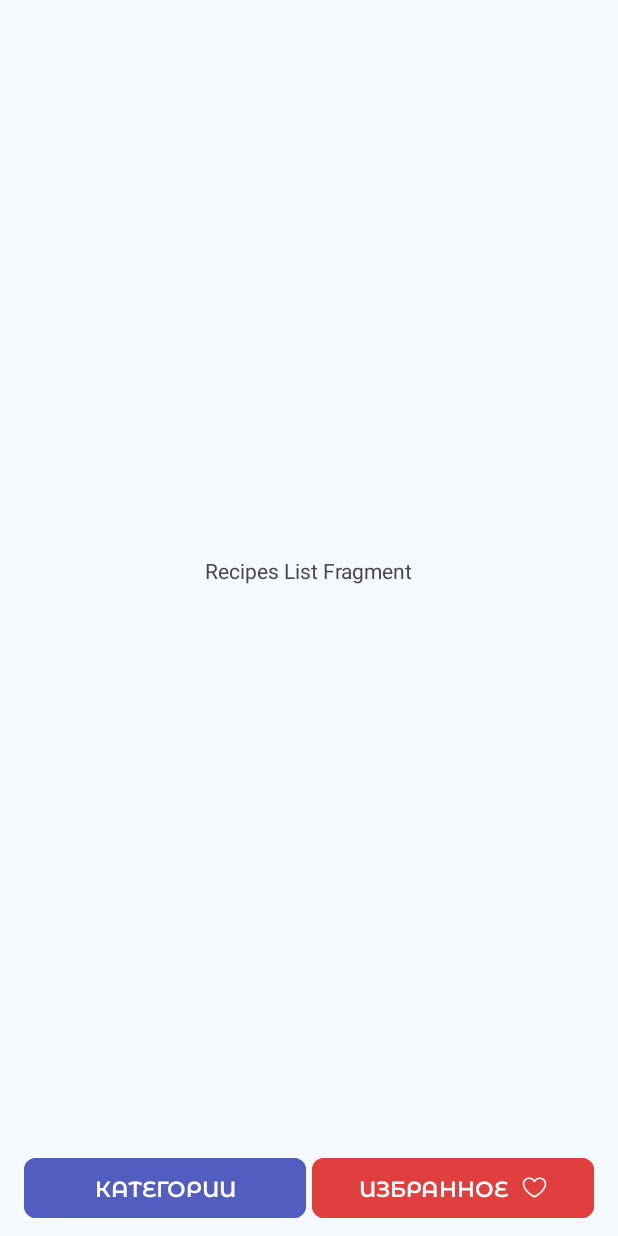
After one commit to drop189/AndroidSprint, an Android app: the fragment RecipesListFragment placed in its activity, on a phone screen of 412 x 824 dp. The commit adds this screen. Run offline under Robolectric (Android 15) with nearby library versions, the phone set to English and light mode, and no system bars.

Commit message:
AS-RA-09-01 done task

```diff
--- a/app/src/main/java/com/example/androidsprint/CategoriesListAdapter.kt
+++ b/app/src/main/java/com/example/androidsprint/CategoriesListAdapter.kt
@@ -7,16 +7,27 @@ import android.view.View
 import android.view.ViewGroup
 import android.widget.ImageView
 import android.widget.TextView
+import androidx.cardview.widget.CardView
 import androidx.recyclerview.widget.RecyclerView
 import com.example.androidsprint.databinding.ItemCategoryBinding
 import com.example.androidsprint.entity.Category
 
 class CategoriesListAdapter(private val dataSet: List<Category>) :
     RecyclerView.Adapter<CategoriesListAdapter.ViewHolder>() {
+    interface OnItemClickListener {
+        fun onItemClick()
+    }
+
+    private var itemClickListener: OnItemClickListener? = null
+
+    fun setOnItemClickListener(listener: OnItemClickListener){
+        itemClickListener = listener
+    }
 
     class ViewHolder(view: View) : RecyclerView.ViewHolder(view) {
         private val binding = ItemCategoryBinding.bind(itemView)
 
+        val cardView: CardView = binding.cvItemCategory
         val imageView: ImageView = binding.ivTitleItemCategory
         val titleTextView: TextView = binding.tvTitleItemCategory
         val descriptionTextView: TextView = binding.tvDescriptionItemCategory
@@ -49,6 +60,7 @@ class CategoriesListAdapter(private val dataSet: List<Category>) :
             titleTextView.text = category.title
             imageView.setImageDrawable(drawable)
             descriptionTextView.text = category.description
+            cardView.setOnClickListener { itemClickListener?.onItemClick() }
         }
     }
 
--- a/app/src/main/java/com/example/androidsprint/CategoriesListFragment.kt
+++ b/app/src/main/java/com/example/androidsprint/CategoriesListFragment.kt
@@ -5,6 +5,9 @@ import android.view.LayoutInflater
 import android.view.View
 import android.view.ViewGroup
 import androidx.fragment.app.Fragment
+import androidx.fragment.app.commit
+import androidx.fragment.app.replace
+import com.example.androidsprint.CategoriesListAdapter.OnItemClickListener
 import com.example.androidsprint.databinding.FragmentListCategoriesBinding
 
 class CategoriesListFragment : Fragment() {
@@ -27,7 +30,20 @@ class CategoriesListFragment : Fragment() {
     }
 
     private fun initRecycler() {
-        binding.rvCategories.adapter =
-            CategoriesListAdapter(STUB.getCategories())
+        val adapter = CategoriesListAdapter(STUB.getCategories())
+
+        binding.rvCategories.adapter = adapter
+
+        adapter.setOnItemClickListener(object : OnItemClickListener {
+            override fun onItemClick() {
+                openRecipesByCategoryId()
+            }
+        })
+    }
+
+    private fun openRecipesByCategoryId() {
+        parentFragmentManager.commit {
+            replace<RecipesListFragment>(R.id.mainContainer)
+        }
     }
 }
--- /dev/null
+++ b/app/src/main/java/com/example/androidsprint/RecipesListFragment.kt
@@ -0,0 +1,22 @@
+package com.example.androidsprint
+
+import android.os.Bundle
+import android.view.LayoutInflater
+import android.view.View
+import android.view.ViewGroup
+import androidx.fragment.app.Fragment
+import com.example.androidsprint.databinding.FragmentListRecipesBinding
+
+class RecipesListFragment : Fragment() {
+
+    private var _binding: FragmentListRecipesBinding? = null
+    private val binding get() = _binding ?: throw IllegalStateException("Binding can't be null")
+
+    override fun onCreateView(
+        inflater: LayoutInflater, container: ViewGroup?,
+        savedInstanceState: Bundle?
+    ): View {
+        _binding = FragmentListRecipesBinding.inflate(inflater, container, false)
+        return binding.root
+    }
+}
--- /dev/null
+++ b/app/src/main/res/layout/fragment_list_recipes.xml
@@ -0,0 +1,17 @@
+<?xml version="1.0" encoding="utf-8"?>
+<androidx.constraintlayout.widget.ConstraintLayout xmlns:android="http://schemas.android.com/apk/res/android"
+    xmlns:app="http://schemas.android.com/apk/res-auto"
+    android:layout_width="match_parent"
+    android:layout_height="match_parent"
+    android:background="@color/color_surface_main">
+
+    <TextView
+        android:layout_width="wrap_content"
+        android:layout_height="wrap_content"
+        android:text="Recipes List Fragment"
+        app:layout_constraintBottom_toBottomOf="parent"
+        app:layout_constraintEnd_toEndOf="parent"
+        app:layout_constraintStart_toStartOf="parent"
+        app:layout_constraintTop_toTopOf="parent" />
+
+</androidx.constraintlayout.widget.ConstraintLayout>
--- a/app/src/main/res/layout/item_category.xml
+++ b/app/src/main/res/layout/item_category.xml
@@ -2,6 +2,7 @@
 <androidx.cardview.widget.CardView xmlns:android="http://schemas.android.com/apk/res/android"
     xmlns:app="http://schemas.android.com/apk/res-auto"
     xmlns:tools="http://schemas.android.com/tools"
+    android:id="@+id/cvItemCategory"
     android:layout_width="match_parent"
     android:layout_height="wrap_content"
     android:layout_margin="@dimen/indent_8dp"
```
